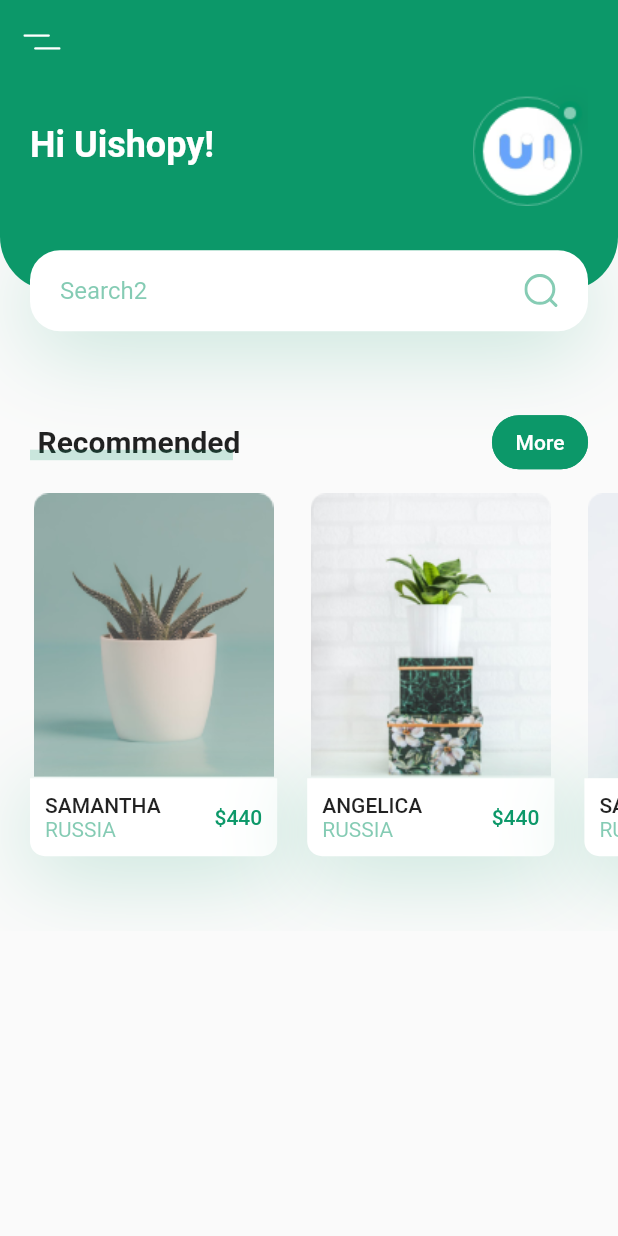
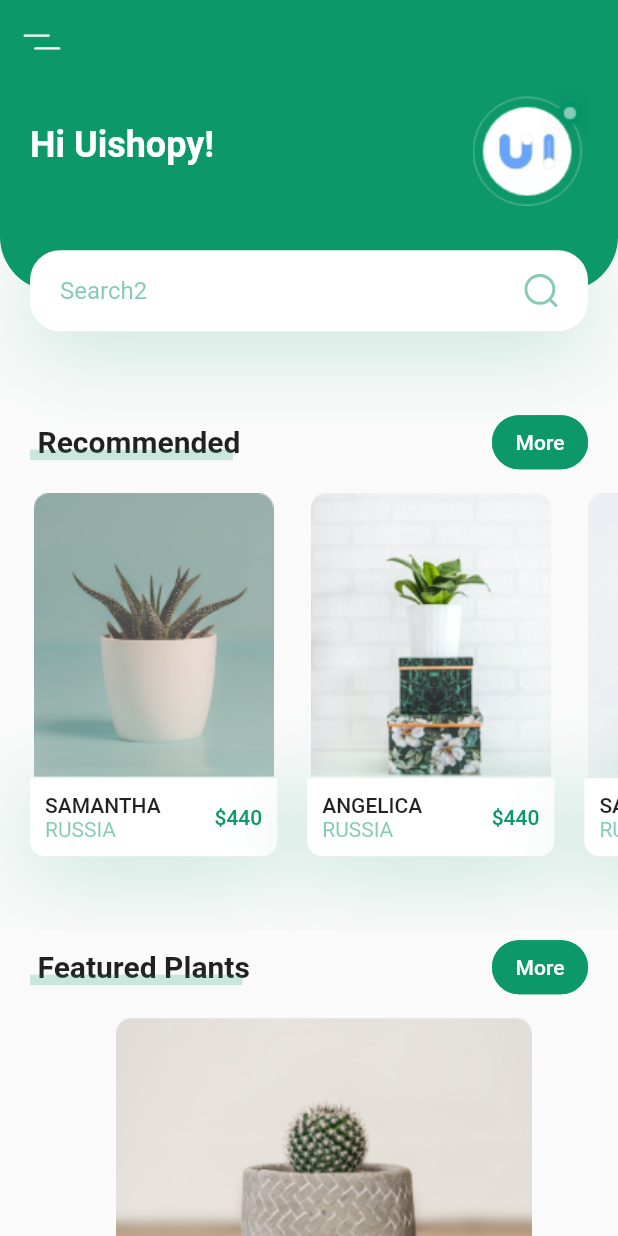
Before and after one commit to Hansanghyeon/flutter-plant, a Flutter app: the screen it shows after launch, on a phone screen of 412 x 824 dp. Run offline on Flutter 3.47's test engine with Material 2 defaults, Android fonts, the phone set to English and light mode, and no system bars; our stand-ins replace flutter_svg.

Commit message:
feat: FeaturePlant Card
https://youtu.be/LN668OAUrK4\?t\=1045

```diff
--- a/lib/screens/home/components/body.dart
+++ b/lib/screens/home/components/body.dart
@@ -1,4 +1,5 @@
 import 'package:flutter/material.dart';
+import 'package:flutter_application_1/constants.dart';
 
 import 'header_with_searchbox.dart';
 import 'recommend_plants.dart';
@@ -9,7 +10,7 @@ class Body extends StatelessWidget {
 
   @override
   Widget build(BuildContext context) {
-    // It will preview use total height and width of our screen
+    // It will previe use total height and width of our screen
     Size size = MediaQuery.of(context).size;
     // it enable scrolling on small device
     return SingleChildScrollView(
@@ -18,8 +19,47 @@ class Body extends StatelessWidget {
           HeaderWithSearchBox(size: size),
           TitleWithMoreBtn(title: "Recommended", press: () {}),
           const RecommendsPlants(),
+          TitleWithMoreBtn(title: "Featured Plants", press: () {}),
+          FeaturePlantCard(
+            image: "assets/images/bottom_img_1.png",
+            press: () {},
+          ),
         ],
       ),
     );
   }
 }
+
+class FeaturePlantCard extends StatelessWidget {
+  const FeaturePlantCard({
+    Key? key,
+    required this.image,
+    required this.press,
+  }) : super(key: key);
+
+  final String image;
+  final void Function() press;
+
+  @override
+  Widget build(BuildContext context) {
+    Size size = MediaQuery.of(context).size;
+    return GestureDetector(
+      onTap: press,
+      child: Container(
+        margin: const EdgeInsets.only(
+          left: kDefaultPadding,
+          top: kDefaultPadding / 2,
+          bottom: kDefaultPadding / 2,
+        ),
+        width: size.width * 0.8,
+        height: 185,
+        decoration: BoxDecoration(
+          borderRadius: BorderRadius.circular(10),
+          image: DecorationImage(
+            image: AssetImage(image),
+          ),
+        ),
+      ),
+    );
+  }
+}
```
